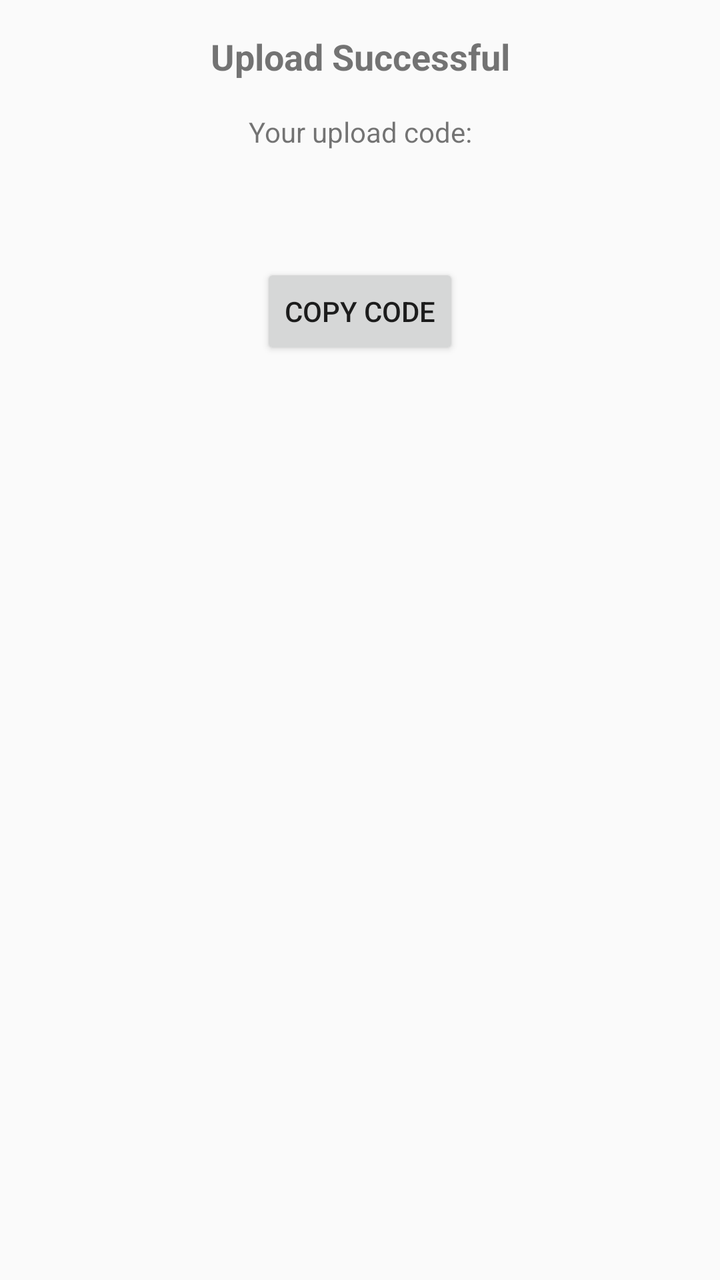
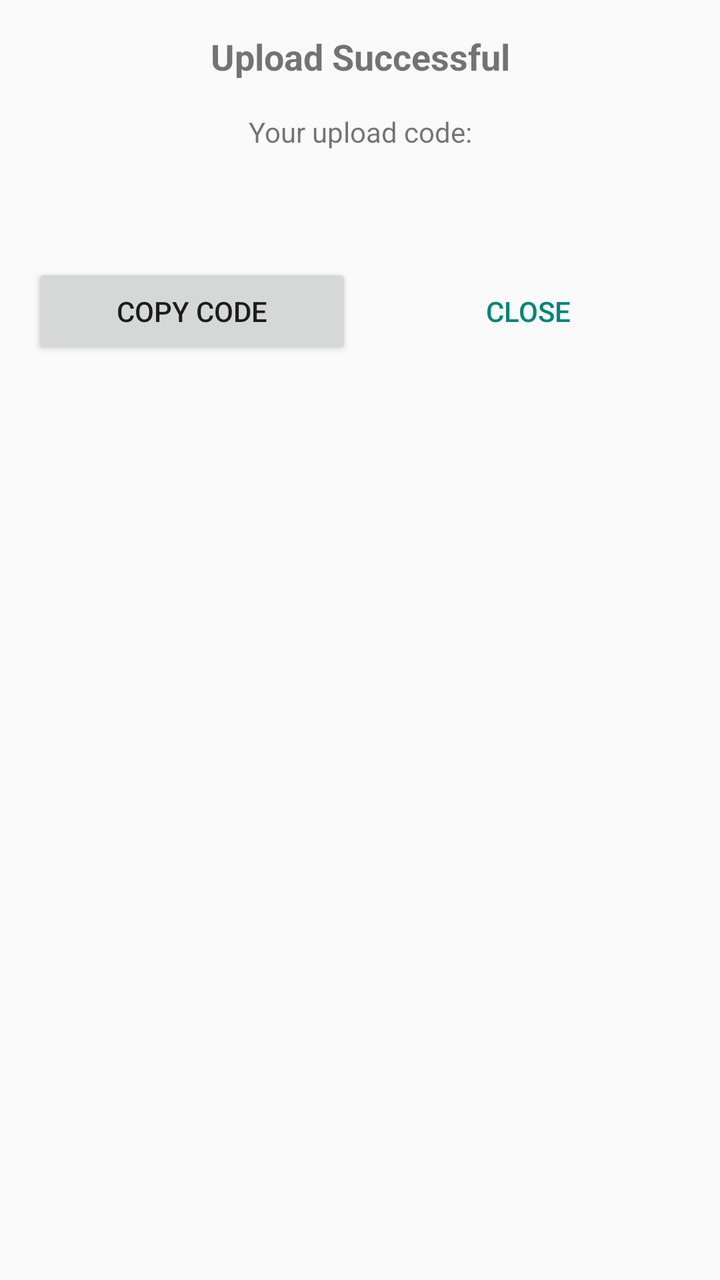

Screens rendered from an Android XML layout before and after an edit, with the pre-edit source and the edit as a unified diff.
<!-- AndroidManifest.xml: application theme Theme.AppCompat.DayNight.DarkActionBar -->
<!-- res/layout/upload_result_dialog.xml -->
<?xml version="1.0" encoding="utf-8"?>
<androidx.constraintlayout.widget.ConstraintLayout
    xmlns:android="http://schemas.android.com/apk/res/android"
    xmlns:app="http://schemas.android.com/apk/res-auto"
    android:layout_width="match_parent"
    android:layout_height="wrap_content"
    android:padding="16dp">

    <TextView
        android:id="@+id/dialogTitle"
        android:layout_width="match_parent"
        android:layout_height="wrap_content"
        android:text="Upload Successful"
        android:textAlignment="center"
        android:textSize="18sp"
        android:textStyle="bold"
        app:layout_constraintTop_toTopOf="parent"
        app:layout_constraintStart_toStartOf="parent"
        app:layout_constraintEnd_toEndOf="parent" />

    <TextView
        android:id="@+id/codeLabel"
        android:layout_width="match_parent"
        android:layout_height="wrap_content"
        android:layout_marginTop="16dp"
        android:text="Your upload code:"
        android:textAlignment="center"
        app:layout_constraintTop_toBottomOf="@id/dialogTitle"
        app:layout_constraintStart_toStartOf="parent"
        app:layout_constraintEnd_toEndOf="parent" />

    <TextView
        android:id="@+id/uploadCode"
        android:layout_width="match_parent"
        android:layout_height="wrap_content"
        android:layout_marginTop="8dp"
        android:textAlignment="center"
        android:textSize="24sp"
        android:textStyle="bold"
        android:textColor="#007BFF"
        app:layout_constraintTop_toBottomOf="@id/codeLabel"
        app:layout_constraintStart_toStartOf="parent"
        app:layout_constraintEnd_toEndOf="parent" />

    <Button
        android:id="@+id/copyButton"
        android:layout_width="wrap_content"
        android:layout_height="wrap_content"
        android:layout_marginTop="16dp"
        android:text="Copy Code"
        app:layout_constraintTop_toBottomOf="@id/uploadCode"
        app:layout_constraintStart_toStartOf="parent"
        app:layout_constraintEnd_toEndOf="parent" />

</androidx.constraintlayout.widget.ConstraintLayout>
<!-- resources referenced by this layout -->
<resources>

</resources>

<!-- the commit's change to res/layout/upload_result_dialog.xml (unified diff, before → after) -->
@@ -44,12 +44,27 @@
 
     <Button
         android:id="@+id/copyButton"
-        android:layout_width="wrap_content"
+        android:layout_width="0dp"
         android:layout_height="wrap_content"
         android:layout_marginTop="16dp"
+        android:layout_marginEnd="4dp"
         android:text="Copy Code"
         app:layout_constraintTop_toBottomOf="@id/uploadCode"
         app:layout_constraintStart_toStartOf="parent"
-        app:layout_constraintEnd_toEndOf="parent" />
+        app:layout_constraintEnd_toStartOf="@id/closeButton"
+        app:layout_constraintHorizontal_weight="1" />
+        
+    <Button
+        android:id="@+id/closeButton"
+        android:layout_width="0dp"
+        android:layout_height="wrap_content"
+        android:layout_marginTop="16dp"
+        android:layout_marginStart="4dp"
+        android:text="Close"
+        style="@style/Widget.AppCompat.Button.Borderless.Colored"
+        app:layout_constraintTop_toBottomOf="@id/uploadCode"
+        app:layout_constraintStart_toEndOf="@id/copyButton"
+        app:layout_constraintEnd_toEndOf="parent"
+        app:layout_constraintHorizontal_weight="1" />
 
 </androidx.constraintlayout.widget.ConstraintLayout>
